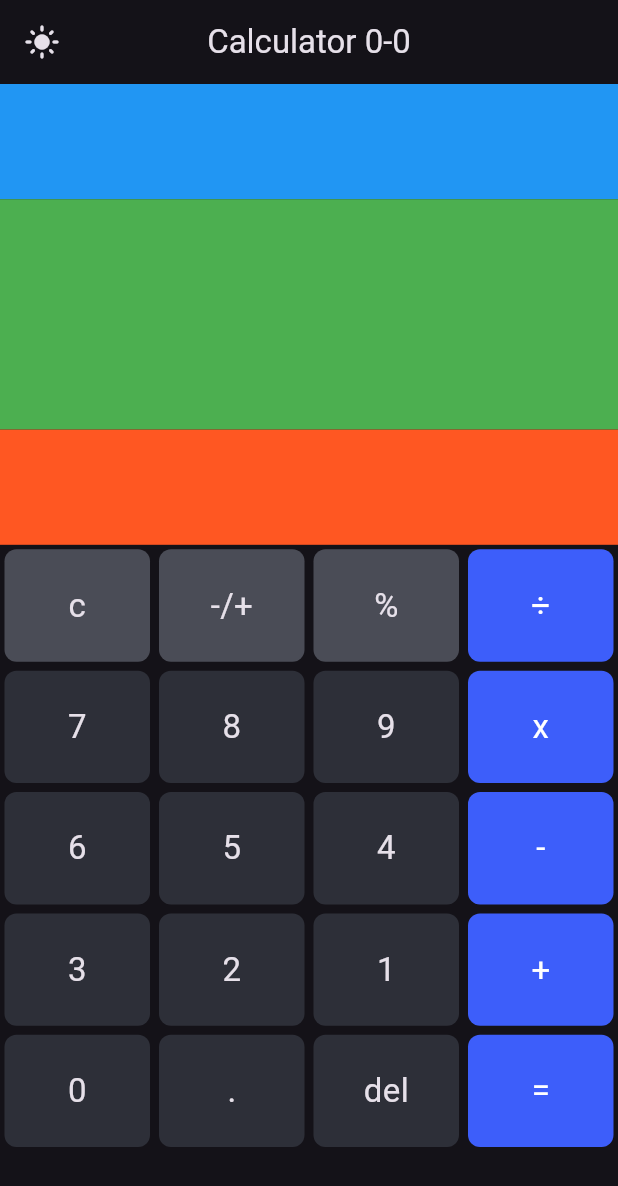
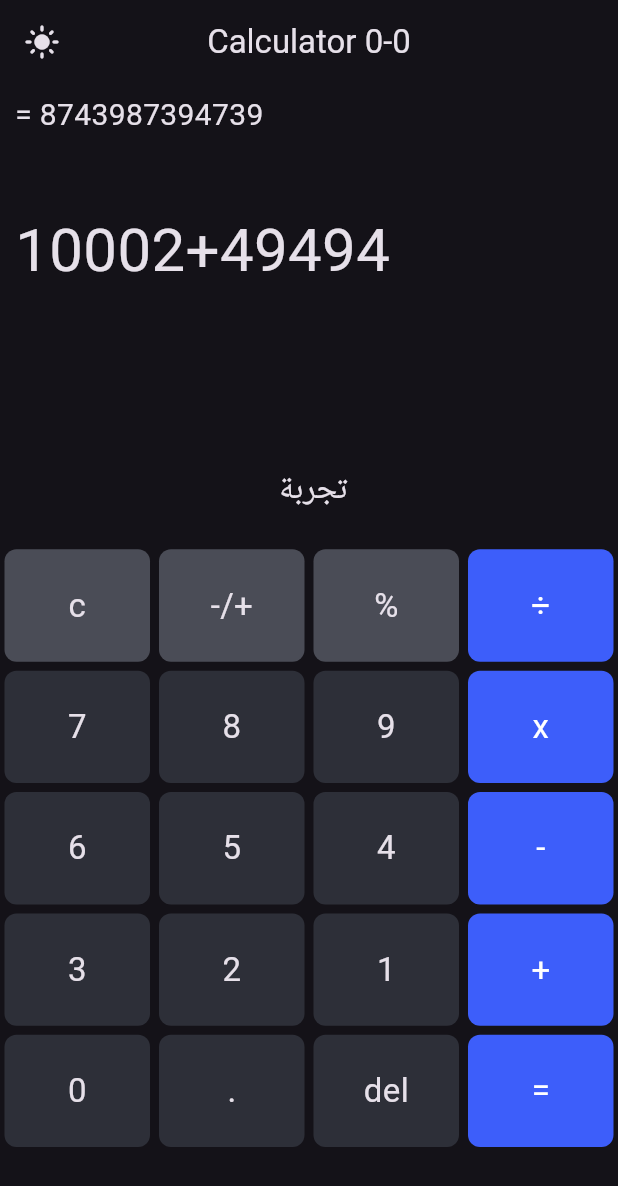
Before and after one commit to MohamedQaid/calculator4, a Flutter app: the screen it shows after launch, on a phone screen of 412 x 824 dp. Shown: the top 1186 px of the screen. Run offline on Flutter 3.47's test engine with Material 3 defaults, Android fonts, the phone set to English and light mode, and no system bars; drawn by our look-alikes of auto_size_text.

Commit message:
create custom text box calculator , add package auto text size

```diff
--- a/lib/src/views/screens/calculator_home.dart
+++ b/lib/src/views/screens/calculator_home.dart
@@ -1,7 +1,7 @@
 import 'package:flutter/material.dart';
-
 import '../widgets/app_bar.dart';
 import '../widgets/custom_board_button.dart';
+import '../widgets/custom_text_box_calculator.dart';
 
 class CalculatorHome extends StatelessWidget {
   const CalculatorHome({super.key});
@@ -10,24 +10,28 @@ class CalculatorHome extends StatelessWidget {
   Widget build(BuildContext context) {
     return Scaffold(
       appBar: appBar(context),
-      body: Column(
+      body: const Column(
         children: [
           Expanded(
               flex: 1,
-              child: Container(
-                color: Colors.blue,
+              child: CustomTextBoxCalculator(
+                textString: '= 8743987394739',
               )),
           Expanded(
               flex: 2,
-              child: Container(
-                color: Colors.green,
+              child: CustomTextBoxCalculator(
+                fontSize: 40,
+                textString: '10002+49494',
               )),
           Expanded(
               flex: 1,
-              child: Container(
-                color: Colors.deepOrange,
+              child: CustomTextBoxCalculator(
+                textDirection: TextDirection.rtl,
+                textString: 'تجربة ',
+                alignment: Alignment.center,
+                fontSize: 22,
               )),
-          const Expanded(flex: 6, child: CustomBoardButton()),
+          Expanded(flex: 6, child: CustomBoardButton()),
         ],
       ),
     );
--- /dev/null
+++ b/lib/src/views/widgets/custom_text_box_calculator.dart
@@ -0,0 +1,44 @@
+import 'package:auto_size_text/auto_size_text.dart';
+import 'package:flutter/material.dart';
+
+class CustomTextBoxCalculator extends StatelessWidget {
+  const CustomTextBoxCalculator({
+    super.key,
+    this.maxLines = 2,
+    this.fontSize = 20.0,
+    this.paddingTop = 4,
+    this.colorText,
+    this.textString = ' - - - ',
+    this.alignment,
+    this.textDirection,
+  });
+
+  final int maxLines;
+  final double fontSize;
+  final double paddingTop;
+  final Color? colorText;
+  final String textString;
+  final TextDirection? textDirection;
+  final AlignmentGeometry? alignment;
+
+  @override
+  Widget build(BuildContext context) {
+    return Container(
+      alignment: alignment,
+      width: double.infinity,
+      padding: EdgeInsets.only(left: 8, right: 8, top: paddingTop),
+      margin: const EdgeInsets.symmetric(vertical: 2, horizontal: 2),
+      child: AutoSizeText(
+        textDirection: textDirection,
+        maxFontSize: double.infinity,
+
+        maxLines: maxLines,
+        textString,
+        style: TextStyle(
+          fontSize: fontSize,
+          color: colorText,
+        ),
+      ),
+    );
+  }
+}
```
Also changed, not shown: pubspec.yaml (+1 -6 lines), pubspec.lock.
